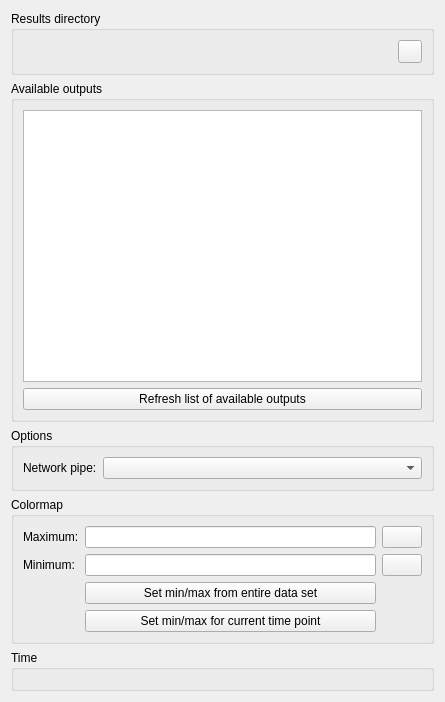
Old version of the form SIM-VICUS/src/SVPropResultsWidget.ui in the repository ghorwin/SIM-VICUS.
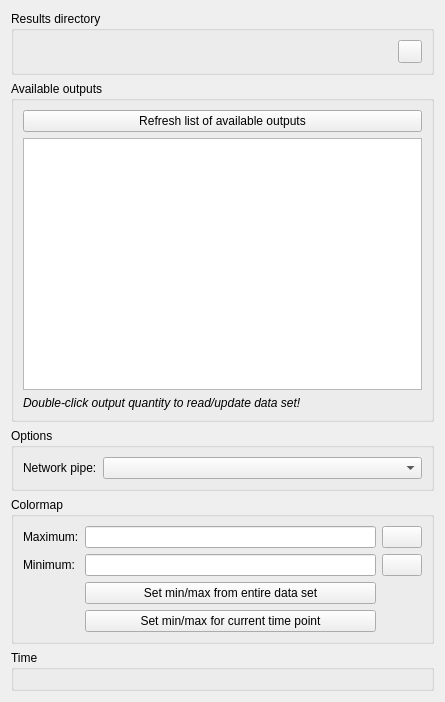
New version of the form. Icons and pictures are not drawn. Custom widgets are drawn as their Qt base class.

Commit message: Code review part 2 (ResultsPropertyWidget)

The edit to the form file:
```diff
--- a/SIM-VICUS/src/SVPropResultsWidget.ui
+++ b/SIM-VICUS/src/SVPropResultsWidget.ui
@@ -47,6 +47,24 @@
       <string>Available outputs</string>
      </property>
      <layout class="QVBoxLayout" name="verticalLayout_3">
+      <item>
+       <widget class="QPushButton" name="pushButtonRefreshDirectory">
+        <property name="text">
+         <string>Refresh list of available outputs</string>
+        </property>
+        <property name="icon">
+         <iconset>
+          <normalon>:/gfx/actions/24x24/reload.png</normalon>
+         </iconset>
+        </property>
+        <property name="iconSize">
+         <size>
+          <width>24</width>
+          <height>24</height>
+         </size>
+        </property>
+       </widget>
+      </item>
       <item>
        <widget class="QTableWidget" name="tableWidgetAvailableResults">
         <property name="sizePolicy">
@@ -64,20 +82,14 @@
        </widget>
       </item>
       <item>
-       <widget class="QPushButton" name="pushButtonReload">
+       <widget class="QLabel" name="label">
+        <property name="font">
+         <font>
+          <italic>true</italic>
+         </font>
+        </property>
         <property name="text">
-         <string>Refresh list of available outputs</string>
-        </property>
-        <property name="icon">
-         <iconset>
-          <normalon>:/gfx/actions/24x24/reload.png</normalon>
-         </iconset>
-        </property>
-        <property name="iconSize">
-         <size>
-          <width>24</width>
-          <height>24</height>
-         </size>
+         <string>Double-click output quantity to read/update data set!</string>
         </property>
        </widget>
       </item>
```
The commit also changes 5 other files.
